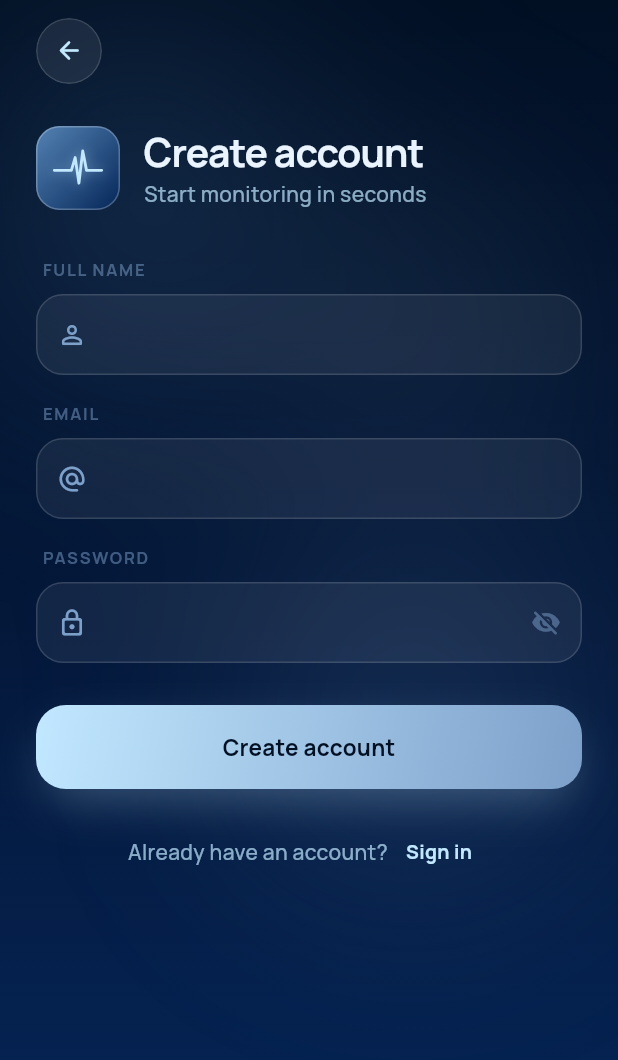
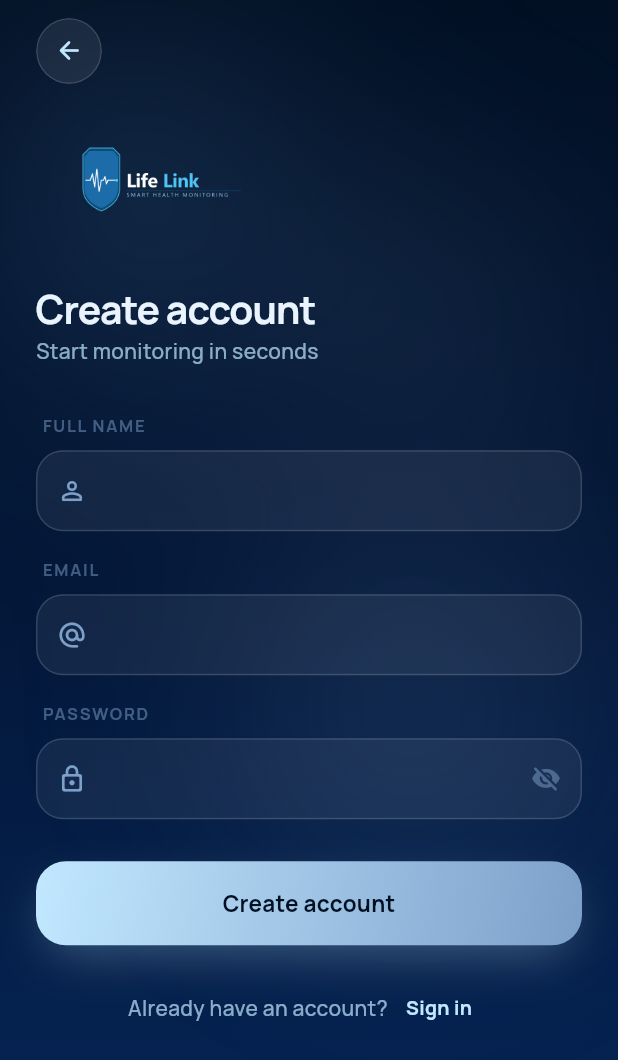
Before and after one commit to Desaishambhavi/lifelink-app-v2, a Flutter app: the screen it shows after launch, after a tap on "Get started", on a phone screen of 412 x 824 dp. Shown: the top 1060 px of the screen. Run offline on Flutter 3.47's test engine with Material 3 defaults, Android fonts, the phone set to English and light mode, and no system bars; our stand-ins replace file_picker, fl_chart, flutter_tts, google_fonts, pdf, printing and 2 more; accounts and stored records are empty.

Commit message:
Add LifeLink logo and rename app to LifeLink v2
- Bundle the wordmark (assets/logo.png, black background keyed to transparent)
  and show it on the landing and auth screens
- Generate launcher icons for Android/iOS/web from the shield emblem cropped
  out of the logo (flutter_launcher_icons)
- Rename the app to "LifeLink v2" across AppConfig, Android label, iOS
  display/bundle name, web manifest, and page title

Co-Authored-By: Claude Opus 4.8 <noreply@anthropic.com>

```diff
--- a/lib/core/app_config.dart
+++ b/lib/core/app_config.dart
@@ -12,7 +12,7 @@ class AppConfig {
   AppConfig._();
 
   /// Human-facing app metadata.
-  static const String appName = 'LifeLink';
+  static const String appName = 'LifeLink v2';
   static const String appTagline = 'Smart health monitoring, always on.';
 
   // ---------------------------------------------------------------------------
--- a/lib/screens/auth/signup_screen.dart
+++ b/lib/screens/auth/signup_screen.dart
@@ -4,7 +4,6 @@ import 'package:provider/provider.dart';
 import '../../core/app_colors.dart';
 import '../../core/app_routes.dart';
 import '../../providers/auth_provider.dart';
-import '../../widgets/brand_mark.dart';
 import '../../widgets/entrance.dart';
 import '../../widgets/glass_controls.dart';
 import '../../widgets/glass_scaffold.dart';
@@ -64,19 +63,18 @@ class _SignupScreenState extends State<SignupScreen> {
             ),
             const SizedBox(height: 28),
             Entrance(
-              child: Row(
+              child: Column(
+                crossAxisAlignment: CrossAxisAlignment.start,
                 children: [
-                  const BrandMark(size: 56, glow: false),
-                  const SizedBox(width: 16),
-                  Column(
-                    crossAxisAlignment: CrossAxisAlignment.start,
-                    children: [
-                      Text('Create account',
-                          style: Theme.of(context).textTheme.headlineMedium),
-                      const Text('Start monitoring in seconds',
-                          style: TextStyle(color: AppColors.textSecondary)),
-                    ],
+                  ConstrainedBox(
+                    constraints: const BoxConstraints(maxWidth: 180),
+                    child: Image.asset('assets/logo.png', fit: BoxFit.contain),
                   ),
+                  const SizedBox(height: 22),
+                  Text('Create account',
+                      style: Theme.of(context).textTheme.headlineMedium),
+                  const Text('Start monitoring in seconds',
+                      style: TextStyle(color: AppColors.textSecondary)),
                 ],
               ),
             ),
--- a/lib/screens/landing/landing_screen.dart
+++ b/lib/screens/landing/landing_screen.dart
@@ -3,12 +3,10 @@ import 'package:flutter/material.dart';
 import '../../core/app_colors.dart';
 import '../../core/app_config.dart';
 import '../../core/app_routes.dart';
-import '../../widgets/brand_mark.dart';
 import '../../widgets/entrance.dart';
 import '../../widgets/glass_card.dart';
 import '../../widgets/glass_controls.dart';
 import '../../widgets/glass_scaffold.dart';
-import '../../widgets/vitals_widgets.dart';
 
 /// The first impression: a calm hero, three capability highlights, and two
 /// clear paths forward. Everything eases in on load.
@@ -42,29 +40,20 @@ class LandingScreen extends StatelessWidget {
           children: [
             const Spacer(flex: 2),
             Entrance(
-              child: HeartbeatPulse(
-                size: 150,
-                color: AppColors.frost,
-                child: const BrandMark(size: 96),
+              child: ConstrainedBox(
+                constraints: const BoxConstraints(maxWidth: 300),
+                child: Image.asset('assets/logo.png', fit: BoxFit.contain),
               ),
             ),
-            const SizedBox(height: 32),
+            const SizedBox(height: 6),
             Entrance(
-              delay: const Duration(milliseconds: 120),
-              child: Text(
-                AppConfig.appName,
-                style: Theme.of(context).textTheme.displayLarge,
-              ),
-            ),
-            const SizedBox(height: 10),
-            Entrance(
-              delay: const Duration(milliseconds: 200),
+              delay: const Duration(milliseconds: 160),
               child: Text(
                 AppConfig.appTagline,
                 textAlign: TextAlign.center,
                 style: const TextStyle(
                   color: AppColors.textSecondary,
-                  fontSize: 15,
+                  fontSize: 14,
                   fontWeight: FontWeight.w500,
                   height: 1.4,
                 ),
```
Also changed, not shown: lib/screens/auth/login_screen.dart (+10 -12 lines), pubspec.yaml (+17 -5 lines), assets/icon.png (added), assets/logo.png (added), logo.png (added), pubspec.lock, 37 other files.
